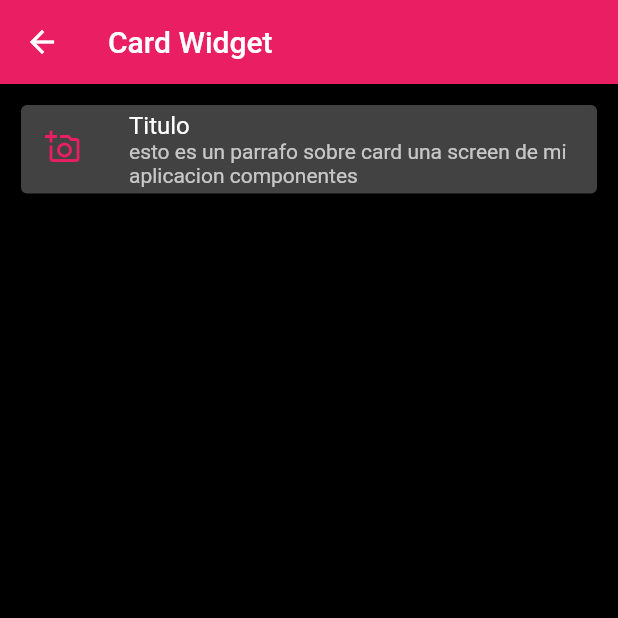
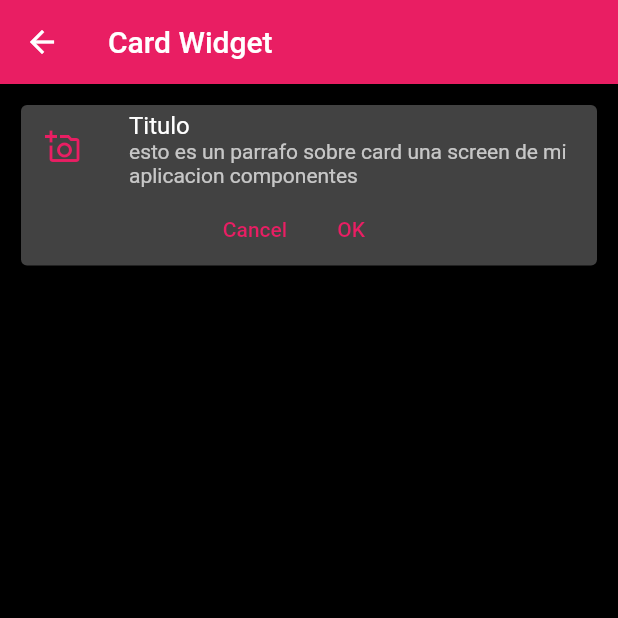
Before and after one commit to plaza94/componentes_flutter, a Flutter app: the CardScreen screen opened by its route, on a phone screen of 412 x 824 dp, the top half of it. Run offline on Flutter 3.47's test engine with Material 2 defaults, Android fonts, the phone set to English and light mode, and no system bars.

Commit message:
botones en las tarjetas y app_theme cambios en TextButtonThemeData

```diff
--- a/lib/screens/card_screen.dart
+++ b/lib/screens/card_screen.dart
@@ -1,6 +1,6 @@
 import 'package:flutter/material.dart';
 
-import 'package:fl_components/theme/app_theme.dart';
+import '../widgets/widgets.dart';
 
 class CardScreen extends StatelessWidget {
   const CardScreen({Key? key}) : super(key: key);
@@ -9,26 +9,11 @@ class CardScreen extends StatelessWidget {
   Widget build(BuildContext context) {
     return Scaffold(
         appBar: AppBar(
-          title: Text('Card Widget'),
+          title: const Text('Card Widget'),
         ),
         body: ListView(
           padding: const EdgeInsets.symmetric(horizontal: 10, vertical: 10),
-          children: [
-            Card(
-                child: Column(
-              children: [
-                ListTile(
-                  leading: Icon(
-                    Icons.add_a_photo_outlined,
-                    color: AppTheme.primary,
-                  ),
-                  title: Text('Titulo'),
-                  subtitle: Text(
-                      'esto es un parrafo sobre card una screen de mi aplicacion componentes'),
-                )
-              ],
-            ))
-          ],
+          children: const [CustomCardType1()],
         ));
   }
 }
--- a/lib/theme/app_theme.dart
+++ b/lib/theme/app_theme.dart
@@ -10,6 +10,8 @@ class AppTheme {
 
       //appbar theme
       appBarTheme: const AppBarTheme(color: primary, elevation: 0),
+      textButtonTheme:
+          TextButtonThemeData(style: TextButton.styleFrom(primary: primary)),
       scaffoldBackgroundColor: Colors.black);
 
   static final ThemeData lightTheme = ThemeData.light().copyWith(
--- /dev/null
+++ b/lib/widgets/custom_card_type_1.dart
@@ -0,0 +1,43 @@
+import 'package:flutter/material.dart';
+
+import '../theme/app_theme.dart';
+
+class CustomCardType1 extends StatelessWidget {
+  const CustomCardType1({
+    Key? key,
+  }) : super(key: key);
+
+  @override
+  Widget build(BuildContext context) {
+    return Card(
+        child: Column(
+      children: [
+        const ListTile(
+          leading: Icon(
+            Icons.add_a_photo_outlined,
+            color: AppTheme.primary,
+          ),
+          title: Text('Titulo'),
+          subtitle: Text(
+              'esto es un parrafo sobre card una screen de mi aplicacion componentes'),
+        ),
+        Padding(
+          padding: const EdgeInsets.only(right: 8),
+          child: Row(
+            mainAxisAlignment: MainAxisAlignment.center,
+            children: [
+              TextButton(
+                onPressed: () {},
+                child: const Text('Cancel'),
+              ),
+              TextButton(
+                onPressed: () {},
+                child: const Text('OK'),
+              ),
+            ],
+          ),
+        )
+      ],
+    ));
+  }
+}
--- /dev/null
+++ b/lib/widgets/widgets.dart
@@ -0,0 +1 @@
+export 'package:fl_components/widgets/custom_card_type_1.dart';
```
